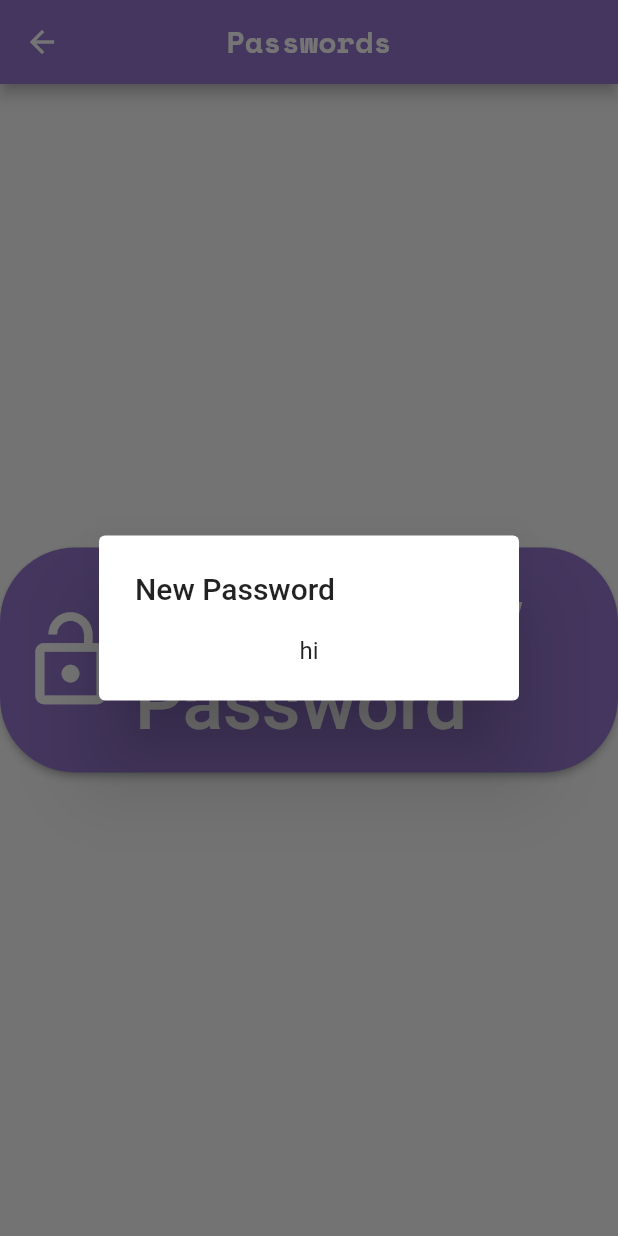
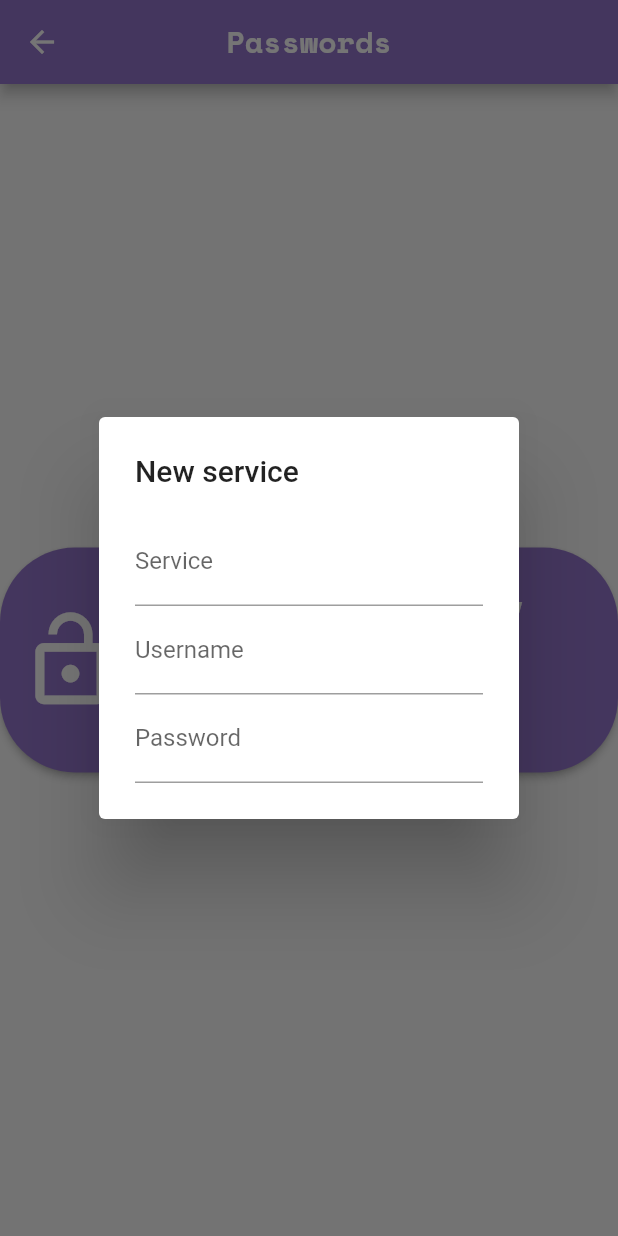
Before and after one commit to njclark1/reliablepasswordmanager, a Flutter app: the Passwords screen opened directly, after a tap on "Create New Password", on a phone screen of 412 x 824 dp. Run offline on Flutter 3.47's test engine with Material 2 defaults, Android fonts, the phone set to English and light mode, and no system bars; missing offline and left inert: dart:html.

Commit message:
new password form

```diff
--- a/lib/passwords.dart
+++ b/lib/passwords.dart
@@ -19,6 +19,9 @@ class Passwords extends StatefulWidget {
 
 class _PasswordsState extends State<Passwords> {
   @override
+
+  //variables
+
   Widget build(BuildContext context) {
     return Scaffold(
       //header bar properties
@@ -63,12 +66,48 @@ class _PasswordsState extends State<Passwords> {
   }
 }
 
+//new password form
 Widget createNewPassword(BuildContext context) {
+  String newServiceValue = "";
+  String newUsername = "";
+  String newPassword = "";
+  TextEditingController newServiceController = new TextEditingController();
+  TextEditingController newUsernameController = new TextEditingController();
+  TextEditingController newPasswordController = new TextEditingController();
   return new AlertDialog(
-    title: const Text('New Password'),
+    title: const Text('New service'),
     content: new Column(
       mainAxisSize: MainAxisSize.min,
-      children: <Widget>[Text("hi")],
+      children: <Widget>[
+        TextFormField(
+          controller: newServiceController,
+          onChanged: (String value) =>
+              newServiceValue = newServiceController.text,
+          obscureText: false,
+          decoration: const InputDecoration(
+              border: UnderlineInputBorder(),
+              hintText: 'enter name of service',
+              labelText: 'Service'),
+        ),
+        TextFormField(
+          controller: newUsernameController,
+          onChanged: (String value) => newUsername = newUsernameController.text,
+          obscureText: false,
+          decoration: const InputDecoration(
+              border: UnderlineInputBorder(),
+              hintText: 'enter username',
+              labelText: 'Username'),
+        ),
+        TextFormField(
+          controller: newPasswordController,
+          onChanged: (String value) => newPassword = newPasswordController.text,
+          obscureText: true,
+          decoration: const InputDecoration(
+              border: UnderlineInputBorder(),
+              hintText: 'enter password',
+              labelText: 'Password'),
+        ),
+      ],
     ),
   );
 }
```
